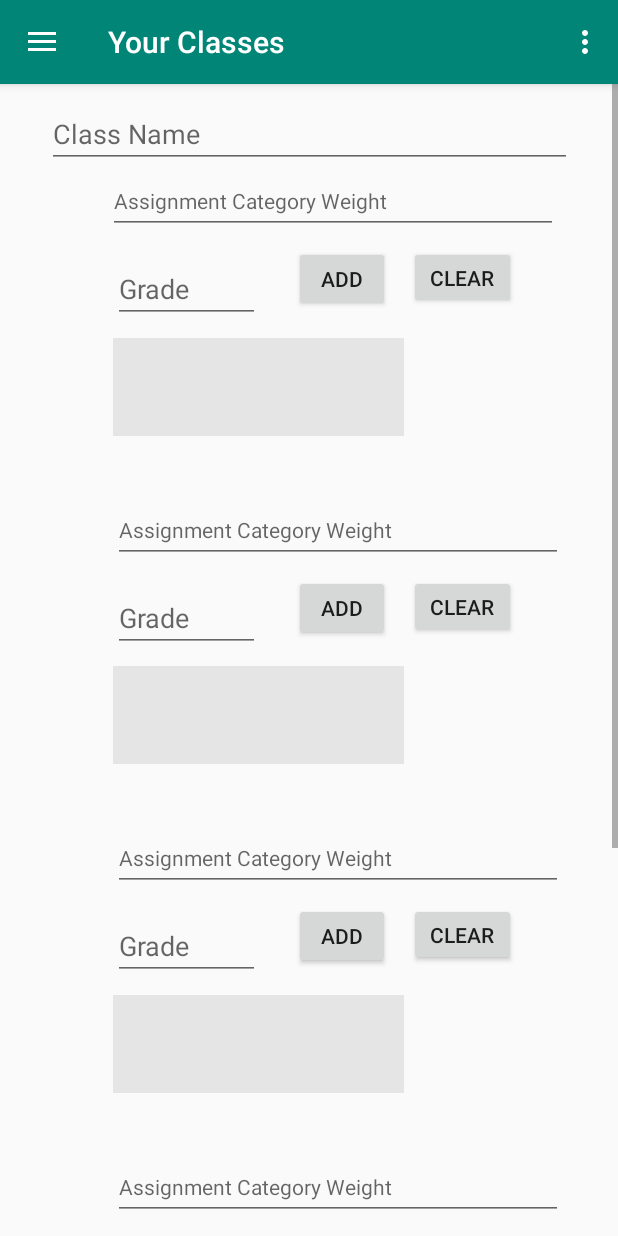
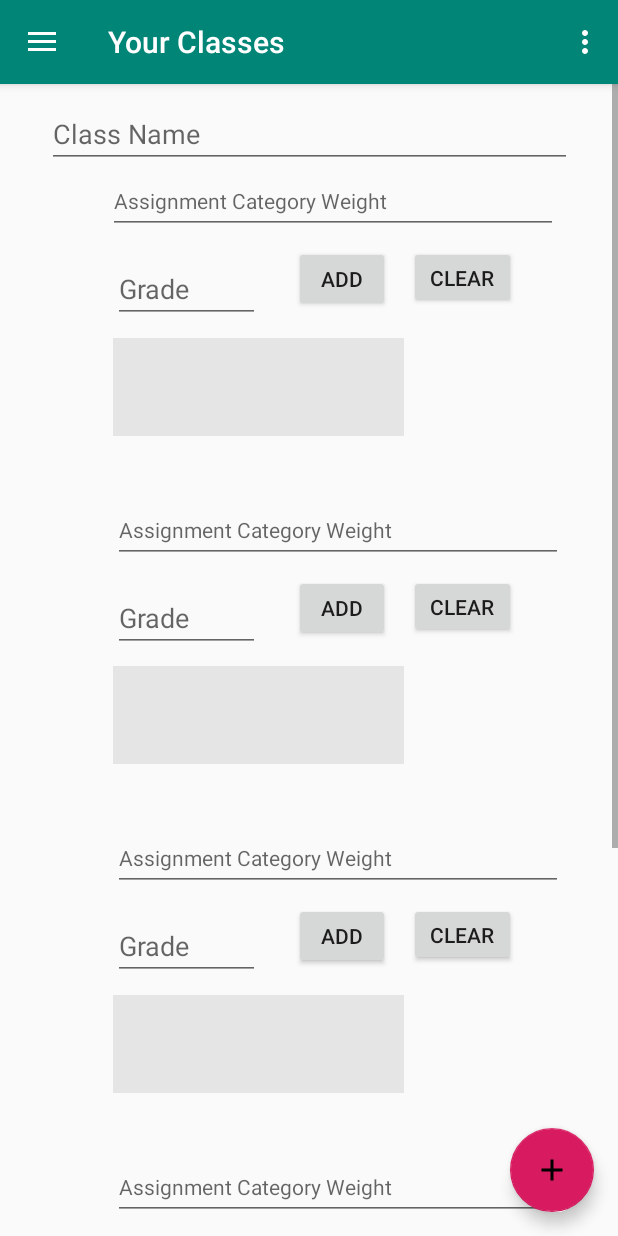
Before and after one commit to CS-321-Group-Project-Team6/MyGradeCalculator, an Android app: the screen it shows after launch (MainActivity), after a tap on an icon or button, on a phone screen of 412 x 824 dp. Run offline under Robolectric (Android 15) with nearby library versions, the phone set to English and light mode, and no system bars; our stand-ins replace navigation-ui.

Commit message:
Merge branch 'Development' of /Users/Edwin/AndroidStudioProjects/MyGradeCalculator with conflicts.

```diff
--- a/app/src/main/java/com/example/mygradecalculator/ui/classes/ClassesFragment.java
+++ b/app/src/main/java/com/example/mygradecalculator/ui/classes/ClassesFragment.java
@@ -21,7 +21,7 @@ import com.google.android.material.snackbar.Snackbar;
 
 import java.util.ArrayList;
 
-public class ClassesFragment extends Fragment implements View.OnClickListener{
+public class ClassesFragment extends Fragment {
 
     private ClassesViewModel classesViewModel;
     private LayoutInflater classesInflater;
@@ -34,9 +34,6 @@ public class ClassesFragment extends Fragment implements View.OnClickListener{
     private TextView textView;
     private ViewGroup classesContainer;
     private View root;
-
-
-
     //TODO: Reimplement saving user information using Android Bundles
     //TODO: Fix TextInput layout to look neater
     //TODO: Look in to using a list view that's less resource intensive
@@ -64,7 +61,12 @@ public class ClassesFragment extends Fragment implements View.OnClickListener{
     public void onViewCreated(@NonNull final View view, @Nullable Bundle savedInstanceState) {
         super.onViewCreated(view, savedInstanceState);
         classes_fab = view.findViewById(R.id.classes_fab);
-        classes_fab.setOnClickListener(this);
+        classes_fab.setOnClickListener(new View.OnClickListener() {
+            @Override
+            public void onClick(View v) {
+                createNewClassItem();
+            }
+        });
 
         classesRecyclerView = view.findViewById(R.id.recycler_view_classes);
         classesAdapter = new MyClassAdapter(view.getContext(), classList);
@@ -84,8 +86,7 @@ public class ClassesFragment extends Fragment implements View.OnClickListener{
 
         if(classList.size() < 18) {//I arbitrarily chose 18 classes as the max
                                    //since these are supposed to be ongoing academic classes
-            classesInflater.inflate(R.layout.add_class_menu, (ViewGroup) root);
-            classes_fab.setVisibility(FloatingActionButton.GONE);
+            classesInflater.inflate(R.layout.add_class_menu, (ViewGroup)root);
             //classList.add(new ClassModel("", 0.0));
             //classesAdapter.notifyDataSetChanged(); //This function is necessary to call after any changes to the list
         }                                          //are made. Otherwise changes wont show up in the emulator view window
@@ -101,17 +102,7 @@ public class ClassesFragment extends Fragment implements View.OnClickListener{
         }
     }
 
-
-
     public MyClassAdapter.ViewHolder removeClassItem() {
         return null;
     }
-
-    @Override
-    public void onClick(View v) {
-        switch(v.getId()) {
-            case R.id.classes_fab:
-                createNewClassItem();
-        }
-    }
 }
```
